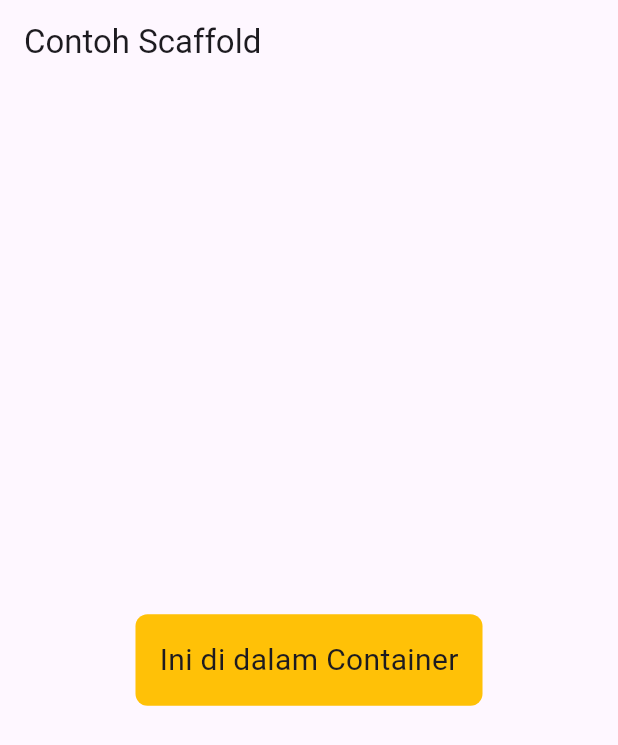
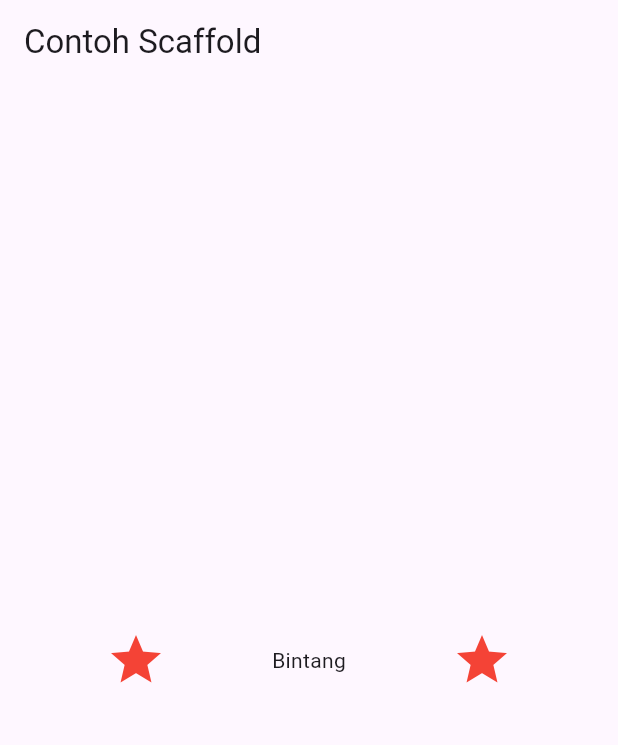
Before and after one commit to ameenul/aplikasi_multiplatform, a Flutter app: the screen it shows after launch, on a phone screen of 412 x 824 dp. Shown: the top 745 px of the screen. Run offline on Flutter 3.47's test engine with Material 3 defaults, Android fonts, the phone set to English and light mode, and no system bars.

Commit message:
container

```diff
--- a/lib/main.dart
+++ b/lib/main.dart
@@ -16,20 +16,18 @@ class MyApp extends StatelessWidget {
         appBar: AppBar(title: Text('Contoh Scaffold')),
         // Parameter body pada Scaffold menerima widget, di sini menggunakan Center.
         // Contoh penggunaan Container untuk membungkus widget Text dengan padding, margin, dan dekorasi.
+        // Contoh penggunaan Row untuk menyusun ikon dan teks secara horizontal.
         body: Center(
-          child: Container(
-            padding: EdgeInsets.all(16), // Memberikan jarak di dalam container
-            margin: EdgeInsets.symmetric(horizontal: 20), // Memberikan jarak di luar container secara horizontal
-            decoration: BoxDecoration(
-              color: Colors.amber, // Warna latar container
-              borderRadius: BorderRadius.circular(8), // Membuat sudut container menjadi bulat
-            ),
-            child: Text(
-              'Ini di dalam Container', // Teks yang ditampilkan di dalam container
-              style: TextStyle(fontSize: 20), // Mengatur ukuran teks
-            ),
+          child: Row(
+            mainAxisAlignment: MainAxisAlignment.spaceEvenly, // Menyebarkan ruang secara merata antar widget
+            children: [
+              Icon(Icons.star, color: Colors.red, size: 40), // Ikon bintang merah
+              Text('Bintang'), // Teks pendamping ikon
+              Icon(Icons.star, color: Colors.red, size: 40), // Ikon bintang kedua
+            ],
           ),
         ),
+
 
       ),
     );
```
